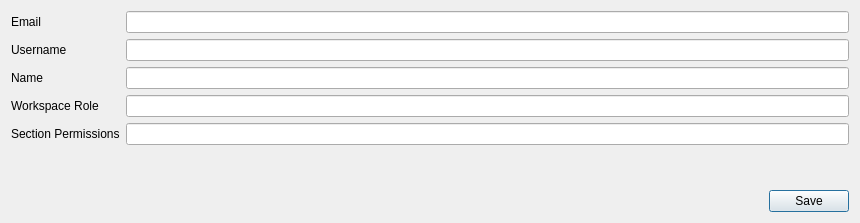
Above: dialog/userprofiledialog.ui from ytxerp/ytx-client before the change. Below: the same form after it.
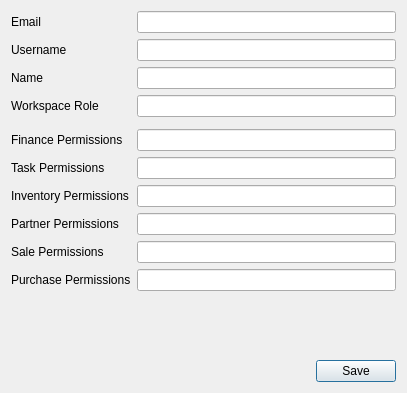
That is the form after the change.

Patch:
```diff
--- a/dialog/userprofiledialog.ui
+++ b/dialog/userprofiledialog.ui
@@ -6,8 +6,8 @@
    <rect>
     <x>0</x>
     <y>0</y>
-    <width>860</width>
-    <height>223</height>
+    <width>407</width>
+    <height>393</height>
    </rect>
   </property>
   <property name="windowTitle">
@@ -53,20 +53,6 @@
      <item row="2" column="1">
       <widget class="QLineEdit" name="lineEditName"/>
      </item>
-     <item row="4" column="0">
-      <widget class="QLabel" name="label">
-       <property name="text">
-        <string>Section Permissions</string>
-       </property>
-      </widget>
-     </item>
-     <item row="4" column="1">
-      <widget class="QLineEdit" name="lineEditSectionPermissions">
-       <property name="readOnly">
-        <bool>true</bool>
-       </property>
-      </widget>
-     </item>
      <item row="3" column="0">
       <widget class="QLabel" name="label_2">
        <property name="text">
@@ -81,6 +67,93 @@
        </property>
       </widget>
      </item>
+     <item row="5" column="0">
+      <widget class="QLabel" name="label">
+       <property name="text">
+        <string>Finance Permissions</string>
+       </property>
+      </widget>
+     </item>
+     <item row="5" column="1">
+      <widget class="QLineEdit" name="lineEditFinancePermissions">
+       <property name="readOnly">
+        <bool>true</bool>
+       </property>
+      </widget>
+     </item>
+     <item row="6" column="0">
+      <widget class="QLabel" name="label_3">
+       <property name="text">
+        <string>Task Permissions</string>
+       </property>
+      </widget>
+     </item>
+     <item row="6" column="1">
+      <widget class="QLineEdit" name="lineEditTaskPermissions">
+       <property name="readOnly">
+        <bool>true</bool>
+       </property>
+      </widget>
+     </item>
+     <item row="7" column="0">
+      <widget class="QLabel" name="label_4">
+       <property name="text">
+        <string>Inventory Permissions</string>
+       </property>
+      </widget>
+     </item>
+     <item row="7" column="1">
+      <widget class="QLineEdit" name="lineEditInventoryPermissions">
+       <property name="readOnly">
+        <bool>true</bool>
+       </property>
+      </widget>
+     </item>
+     <item row="8" column="0">
+      <widget class="QLabel" name="label_5">
+       <property name="text">
+        <string>Partner Permissions</string>
+       </property>
+      </widget>
+     </item>
+     <item row="8" column="1">
+      <widget class="QLineEdit" name="lineEditPartnerPermissions">
+       <property name="readOnly">
+        <bool>true</bool>
+       </property>
+      </widget>
+     </item>
+     <item row="9" column="0">
+      <widget class="QLabel" name="label_6">
+       <property name="text">
+        <string>Sale Permissions</string>
+       </property>
+      </widget>
+     </item>
+     <item row="9" column="1">
+      <widget class="QLineEdit" name="lineEditSalePermissions">
+       <property name="readOnly">
+        <bool>true</bool>
+       </property>
+      </widget>
+     </item>
+     <item row="10" column="0">
+      <widget class="QLabel" name="label_7">
+       <property name="text">
+        <string>Purchase Permissions</string>
+       </property>
+      </widget>
+     </item>
+     <item row="10" column="1">
+      <widget class="QLineEdit" name="lineEditPurchasePermissions">
+       <property name="readOnly">
+        <bool>true</bool>
+       </property>
+      </widget>
+     </item>
+     <item row="4" column="0">
+      <widget class="Line" name="line"/>
+     </item>
     </layout>
    </item>
    <item row="2" column="0">
```
Left out of the diff: 26 changed lines with no effect on the pictures.
